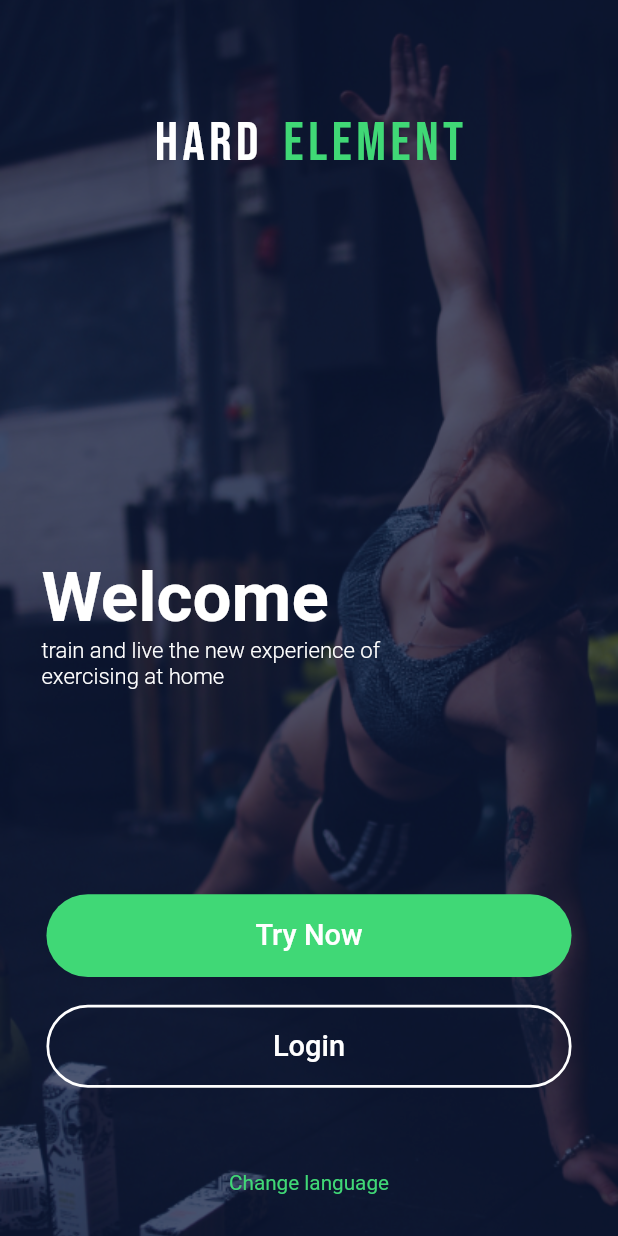
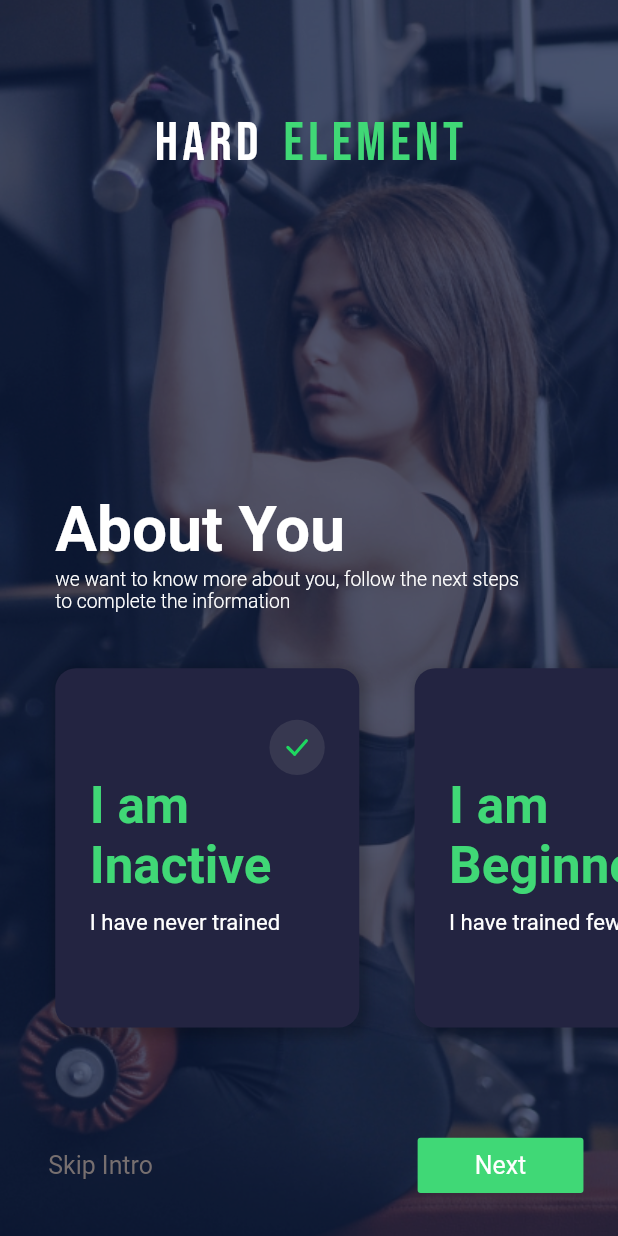
Before and after one commit to gvillegasc/flutter_apps, a Flutter app: the WelcomePage screen opened directly, after a tap on "Try Now", on a phone screen of 412 x 824 dp. Run offline on Flutter 3.47's test engine with Material 2 defaults, Android fonts, the light colour scheme and no system bars; our stand-ins replace cached_network_image, carousel_slider, flutter_svg, google_fonts; missing offline and left inert: flutter_circular_chart.

Commit message:
Create about page

```diff
--- /dev/null
+++ b/lib/apps/workout_app/pages/about_page/about_page.dart
@@ -0,0 +1,211 @@
+import 'package:flutter/material.dart';
+import 'package:flutter_svg/flutter_svg.dart';
+import 'package:flutter_ui_app/apps/workout_app/widgets/title_hard_element.dart';
+import 'package:flutter_ui_app/global/responsive.dart';
+import 'package:google_fonts/google_fonts.dart';
+
+class AboutPage extends StatelessWidget {
+  @override
+  Widget build(BuildContext context) {
+    final Responsive responsive = Responsive.of(context);
+    return Scaffold(
+      body: Container(
+        height: responsive.height,
+        width: responsive.width,
+        decoration: BoxDecoration(
+            image: DecorationImage(
+          image: AssetImage("assets/workout_app/images/img_about_bg.png"),
+          fit: BoxFit.cover,
+        )),
+        child: Container(
+          color: Color(0xB40E1B3F),
+          child: Stack(
+            children: <Widget>[
+              Positioned(
+                top: responsive.inchR(8),
+                child: TitleHardElement(),
+              ),
+              About(),
+              Actions()
+            ],
+          ),
+        ),
+      ),
+    );
+  }
+}
+
+class About extends StatelessWidget {
+  @override
+  Widget build(BuildContext context) {
+    final Responsive responsive = Responsive.of(context);
+    return Positioned(
+      top: responsive.heightR(40),
+      child: Column(
+        crossAxisAlignment: CrossAxisAlignment.start,
+        children: [
+          Container(
+            padding: EdgeInsets.symmetric(horizontal: responsive.inchR(4)),
+            child: Column(
+              crossAxisAlignment: CrossAxisAlignment.start,
+              children: <Widget>[
+                Text(
+                  "About You",
+                  style: GoogleFonts.roboto(
+                      color: Color(0xffFFFFFF),
+                      fontSize: responsive.inchR(4.5),
+                      fontWeight: FontWeight.w700),
+                ),
+                Text(
+                  "we want to know more about you, follow the next steps \nto complete the information",
+                  style: TextStyle(
+                      color: Color(0xffFFFFFF),
+                      fontSize: responsive.inchR(1.4),
+                      fontWeight: FontWeight.w300),
+                ),
+              ],
+            ),
+          ),
+          SizedBox(
+            height: responsive.inchR(2),
+          ),
+          Container(
+              height: responsive.inchR(30),
+              width: responsive.width,
+              child: ListView(
+                padding: EdgeInsets.symmetric(
+                    vertical: responsive.inchR(2),
+                    horizontal: responsive.inchR(2)),
+                scrollDirection: Axis.horizontal,
+                physics: BouncingScrollPhysics(),
+                children: <Widget>[
+                  Option(
+                    selected: true,
+                    option: "I am \nInactive",
+                    observation: "I have never trained",
+                  ),
+                  Option(
+                    selected: false,
+                    option: "I am \nBeginner",
+                    observation: "I have trained few times",
+                  ),
+                ],
+              ))
+        ],
+      ),
+    );
+  }
+}
+
+class Option extends StatelessWidget {
+  final bool selected;
+  final String option;
+  final String observation;
+
+  const Option(
+      {Key key,
+      @required this.selected,
+      @required this.option,
+      @required this.observation})
+      : super(key: key);
+  @override
+  Widget build(BuildContext context) {
+    final Responsive responsive = Responsive.of(context);
+    return Container(
+      padding: EdgeInsets.symmetric(horizontal: responsive.inchR(2.5)),
+      width: responsive.inchR(22),
+      decoration: BoxDecoration(
+          color: Color(0xff232441),
+          boxShadow: [
+            BoxShadow(
+              color: Colors.black.withOpacity(0.2),
+              spreadRadius: 3,
+              blurRadius: 5,
+              offset: Offset(2, 3), // changes position of shadow
+            ),
+          ],
+          borderRadius: BorderRadius.circular(responsive.inchR(1.5))),
+      margin: EdgeInsets.symmetric(horizontal: responsive.inchR(2)),
+      child: Column(
+        mainAxisAlignment: MainAxisAlignment.center,
+        crossAxisAlignment: CrossAxisAlignment.start,
+        children: <Widget>[
+          Container(
+            alignment: Alignment.centerRight,
+            width: double.infinity,
+            child: CircleAvatar(
+              radius: responsive.inchR(2),
+              backgroundColor: Color(0xff373850),
+              child: (this.selected)
+                  ? SvgPicture.asset(
+                      "assets/workout_app/icons/ic_check.svg",
+                      height: responsive.inchR(1.3),
+                    )
+                  : null,
+            ),
+          ),
+          Text(
+            this.option,
+            style: GoogleFonts.roboto(
+                color: Color(0xff40D876),
+                fontSize: responsive.inchR(3.7),
+                fontWeight: FontWeight.w700),
+          ),
+          SizedBox(
+            height: responsive.inchR(1),
+          ),
+          Text(
+            this.observation,
+            style: GoogleFonts.roboto(
+              color: Color(0xffFFFFFF),
+              fontSize: responsive.inchR(1.6),
+            ),
+          ),
+          SizedBox(
+            height: responsive.inchR(3),
+          ),
+        ],
+      ),
+    );
+  }
+}
+
+class Actions extends StatelessWidget {
+  @override
+  Widget build(BuildContext context) {
+    final Responsive responsive = Responsive.of(context);
+    return Positioned(
+      bottom: responsive.inchR(2.5),
+      child: Container(
+        padding: EdgeInsets.only(
+            left: responsive.inchR(3.5), right: responsive.inchR(2.5)),
+        width: responsive.width,
+        child: Row(
+          mainAxisAlignment: MainAxisAlignment.spaceBetween,
+          children: <Widget>[
+            Text(
+              "Skip Intro",
+              style: TextStyle(
+                  color: Color(0xFF776F6F),
+                  fontWeight: FontWeight.w400,
+                  fontSize: responsive.inchR(1.8)),
+            ),
+            FlatButton(
+              onPressed: () {},
+              child: Text(
+                "Next",
+                style: TextStyle(
+                    color: Color(0xffFFFFFF),
+                    fontWeight: FontWeight.w400,
+                    fontSize: responsive.inchR(1.8)),
+              ),
+              color: Color(0xff40D876),
+              height: responsive.inchR(4),
+              minWidth: responsive.inchR(12),
+            )
+          ],
+        ),
+      ),
+    );
+  }
+}
--- a/lib/apps/workout_app/pages/welcome_page/welcome_page.dart
+++ b/lib/apps/workout_app/pages/welcome_page/welcome_page.dart
@@ -1,4 +1,5 @@
 import 'package:flutter/material.dart';
+import 'package:flutter_ui_app/apps/workout_app/pages/about_page/about_page.dart';
 import 'package:flutter_ui_app/apps/workout_app/widgets/title_hard_element.dart';
 import 'package:flutter_ui_app/global/responsive.dart';
 import 'package:google_fonts/google_fonts.dart';
@@ -77,7 +78,8 @@ class Buttons extends StatelessWidget {
         child: Column(
           children: <Widget>[
             FlatButton(
-              onPressed: () {},
+              onPressed: () => Navigator.push(
+                  context, MaterialPageRoute(builder: (_) => AboutPage())),
               color: Color(0xff40D876),
               child: Text(
                 "Try Now",
```
Also changed, not shown: assets/workout_app/icons/ic_check.svg (added), assets/workout_app/images/img_about_bg.png (added), lib/apps/workout_app/pages/welcome_page/widgets/widgets.dart (added).
